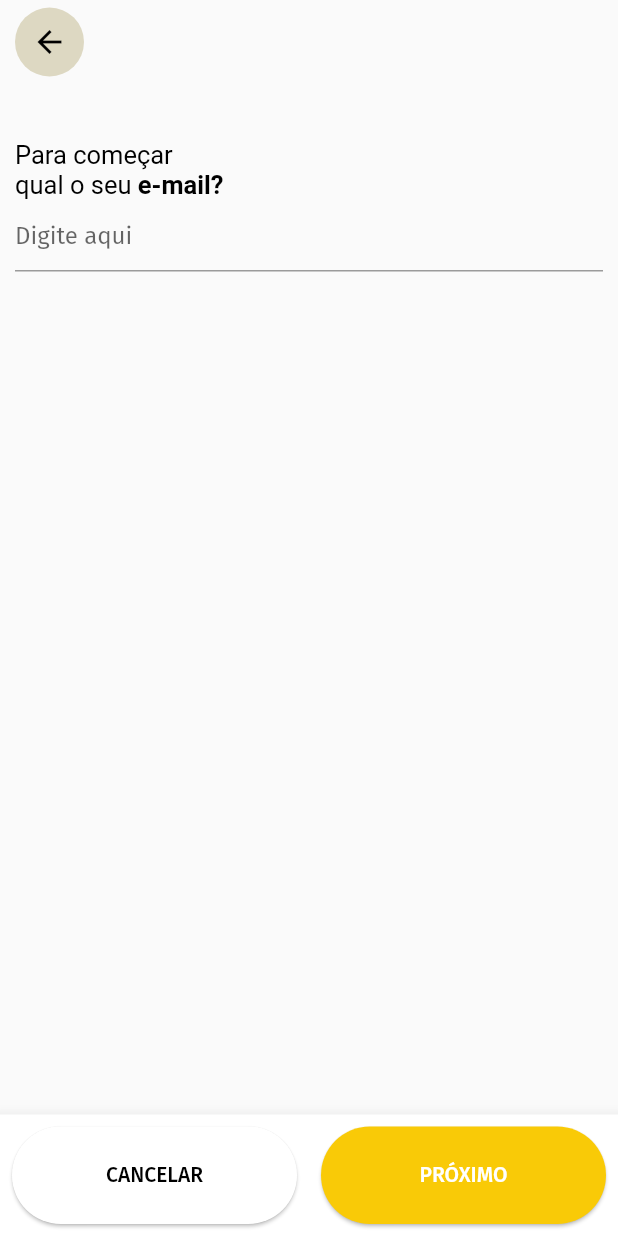
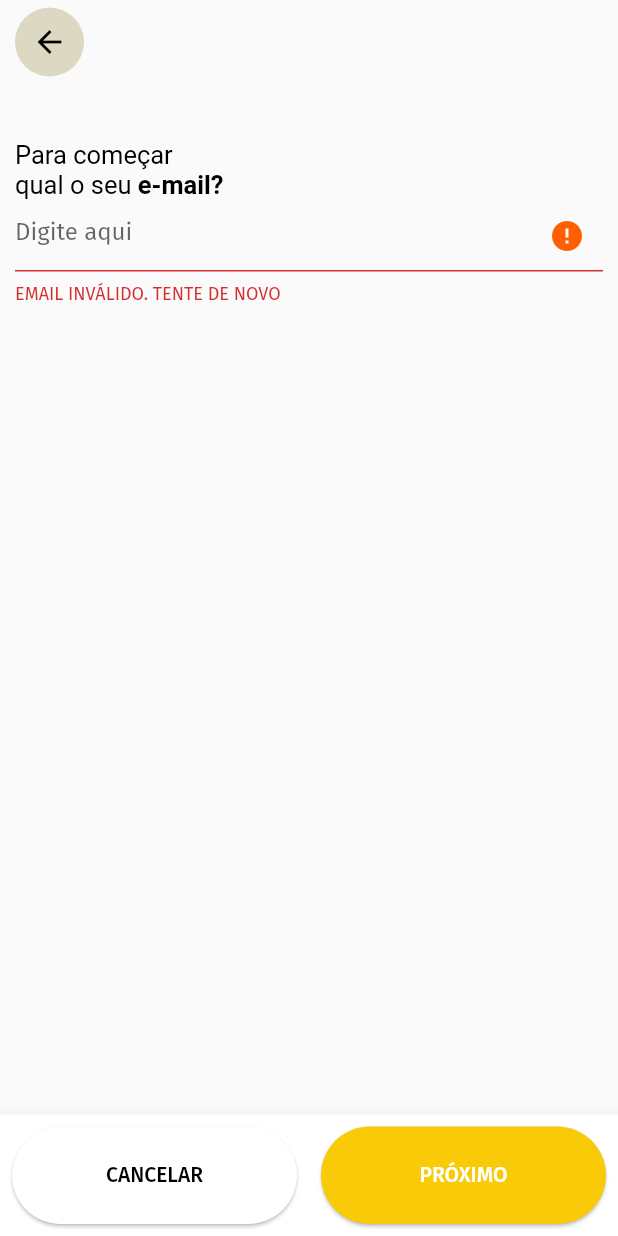
Before and after one commit to fabiovivas/processo-seletivo-olgari, a Flutter app: the RegisterPage screen opened by its route, after a tap on "PRÓXIMO", on a phone screen of 412 x 824 dp. Run offline on Flutter 3.47's test engine with Material 2 defaults, Android fonts, the phone set to English and light mode, and no system bars; our stand-ins replace flutter_mobx, get, google_fonts, mobx; generated files the repository leaves out were written again.

Commit message:
add behavior for RegisterPage

```diff
--- /dev/null
+++ b/lib/main/factories/page/register/email_validation.dart
@@ -0,0 +1,6 @@
+import 'package:exercise/ui/pages/register/email_validation.dart';
+import 'package:exercise/validation/validators/email_validator.dart';
+
+IEmailValidation makeEmailValidation() {
+  return EmailValidator();
+}
--- a/lib/main/factories/page/register/register_page_factory.dart
+++ b/lib/main/factories/page/register/register_page_factory.dart
@@ -1,9 +1,9 @@
 import 'package:exercise/main/factories/page/register/register_presenter_factory.dart';
+import 'package:exercise/presentation/register.dart/register_presenter.dart';
 import 'package:exercise/ui/pages/register/register_page.dart';
-import 'package:exercise/ui/pages/register/register_presenter.dart';
 import 'package:flutter/cupertino.dart';
 
 Widget makeRegisterPage() {
-  final IRegisterPresenter presenter = makeRegisterPresenter();
+  final RegisterPresenter presenter = makeRegisterPresenter();
   return RegisterPage(presenter);
 }
--- a/lib/main/factories/page/register/register_presenter_factory.dart
+++ b/lib/main/factories/page/register/register_presenter_factory.dart
@@ -1,6 +1,8 @@
-import 'package:exercise/presentation/register_presenter.dart';
-import 'package:exercise/ui/pages/register/register_presenter.dart';
+import 'package:exercise/presentation/register.dart/register_presenter.dart';
+import 'package:exercise/ui/pages/register/email_validation.dart';
+import 'package:exercise/validation/validators/email_validator.dart';
 
-IRegisterPresenter makeRegisterPresenter() {
-  return RegisterPresenter();
+RegisterPresenter makeRegisterPresenter() {
+  final IEmailValidation emailValidation = EmailValidator();
+  return RegisterPresenter(emailValidation);
 }
--- /dev/null
+++ b/lib/presentation/register.dart/register_presenter.dart
@@ -0,0 +1,23 @@
+import 'package:exercise/ui/pages/register/email_validation.dart';
+import 'package:mobx/mobx.dart';
+part 'register_presenter.g.dart';
+
+class RegisterPresenter = _RegisterPresenter with _$RegisterPresenter;
+
+abstract class _RegisterPresenter with Store {
+  final IEmailValidation emailValidation;
+  _RegisterPresenter(this.emailValidation);
+
+  @observable String email;
+  @observable String emailError;
+
+  @action void setEmail(String email) {
+    this.email = email;
+    validateEmail();
+  }
+
+  @action void validateEmail() {
+    emailError = emailValidation.validateEmail(email);
+  }
+
+}
--- a/lib/presentation/register_presenter.dart
+++ /dev/null
@@ -1,5 +0,0 @@
-import 'package:exercise/ui/pages/register/register_presenter.dart';
-
-class RegisterPresenter implements IRegisterPresenter {
-
-}
--- /dev/null
+++ b/lib/ui/pages/register/email_validation.dart
@@ -0,0 +1,3 @@
+abstract class IEmailValidation {
+  String validateEmail(String email);
+}
--- a/lib/ui/pages/register/register_page.dart
+++ b/lib/ui/pages/register/register_page.dart
@@ -1,9 +1,10 @@
-import 'package:exercise/ui/pages/register/register_presenter.dart';
+import 'package:exercise/presentation/register.dart/register_presenter.dart';
 import 'package:flutter/material.dart';
+import 'package:flutter_mobx/flutter_mobx.dart';
 import 'package:get/get.dart';
 
 class RegisterPage extends StatelessWidget {
-  final IRegisterPresenter registerPresenter;
+  final RegisterPresenter registerPresenter;
   RegisterPage(this.registerPresenter);
 
   @override
@@ -61,7 +62,23 @@ class RegisterPage extends StatelessWidget {
                 ],
               ),
             ),
-            TextField(decoration: InputDecoration(hintText: 'Digite aqui'))
+            Observer(builder: (_) {
+              return TextField(
+                decoration: InputDecoration(
+                    hintText: 'Digite aqui',
+                    errorText: registerPresenter.emailError == null
+                        ? null
+                        : registerPresenter.emailError,
+                    suffixIcon: registerPresenter.emailError == null
+                        ? null
+                        : Icon(
+                            Icons.error,
+                            color: Color.fromRGBO(255, 95, 0, 1),
+                          )),
+                keyboardType: TextInputType.emailAddress,
+                onChanged: registerPresenter.setEmail,
+              );
+            })
           ],
         ),
       ),
@@ -98,7 +115,7 @@ class RegisterPage extends StatelessWidget {
                   child: SizedBox(
                     height: 65,
                     child: RaisedButton(
-                      onPressed: () {},
+                      onPressed: registerPresenter.validateEmail,
                       child: Text(
                         'PRÓXIMO',
                         style: TextStyle(color: Colors.white),
--- /dev/null
+++ b/lib/validation/validators/email_validator.dart
@@ -0,0 +1,11 @@
+import 'package:exercise/ui/pages/register/email_validation.dart';
+
+class EmailValidator implements IEmailValidation {
+  @override
+  String validateEmail(String email) {
+    final regex = RegExp(r'^(([^<>()[\]\\.,;:\s@\"]+(\.[^<>()[\]\\.,;:\s@\"]+)*)|(\".+\"))@((\[[0-9]{1,3}\.[0-9]{1,3}\.[0-9]{1,3}\.[0-9]{1,3}\])|(([a-zA-Z\-0-9]+\.)+[a-zA-Z]{2,}))$');
+    final isValid = email != null && email.isNotEmpty && regex.hasMatch(email);
+    return isValid ? null : 'EMAIL INVÁLIDO. TENTE DE NOVO';
+  }
+
+}
--- a/pubspec.yaml
+++ b/pubspec.yaml
@@ -22,6 +22,9 @@ dev_dependencies:
   flutter_test:
     sdk: flutter
 
+  mobx_codegen: ^1.1.2
+  build_runner: ^1.10.4
+
 flutter:
 
   uses-material-design: true
```
Also changed, not shown: lib/presentation/register.dart/register_presenter.g.dart (added), pubspec.lock.
